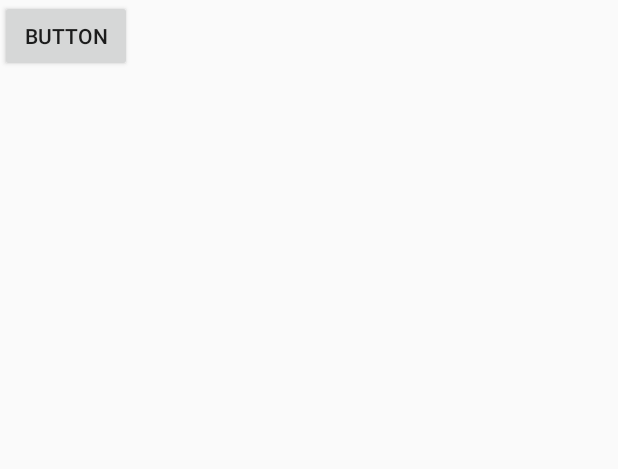
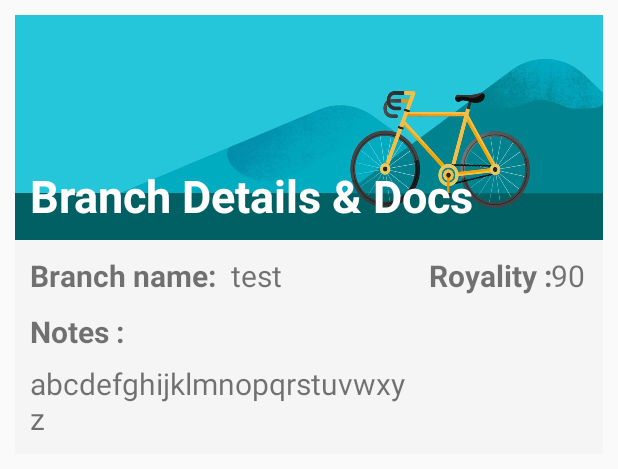
Before and after one commit to mohit10696/LamprosKids2, an Android app: the layout branch.xml on its own in the app's theme, with its tools: preview values and no code run, on a phone screen of 412 x 824 dp. Shown: the top 469 px of the screen. Run offline under Robolectric (Android 15) with nearby library versions, the phone set to English and light mode, and no system bars.

```diff
--- a/app/src/main/res/color/abc.xml
+++ /dev/null
@@ -1,4 +0,0 @@
-<?xml version="1.0" encoding="utf-8"?>
-<selector xmlns:android="http://schemas.android.com/apk/res/android">
-    <item android:color="@android:color/transparent" android:state_activated="true"></item>
-</selector>
--- a/app/src/main/res/color/drawer_item.xml
+++ /dev/null
@@ -1,5 +0,0 @@
-<?xml version="1.0" encoding="utf-8"?>
-<selector xmlns:android="http://schemas.android.com/apk/res/android">
-    <item android:color="@color/yellow" android:state_checked="true" />
-    <item android:color="@color/colorwhite" />
-</selector>
--- a/app/src/main/res/layout/branch.xml
+++ b/app/src/main/res/layout/branch.xml
@@ -1,12 +1,101 @@
 <?xml version="1.0" encoding="utf-8"?>
-<androidx.constraintlayout.widget.ConstraintLayout xmlns:android="http://schemas.android.com/apk/res/android"
+<RelativeLayout xmlns:android="http://schemas.android.com/apk/res/android"
     android:layout_width="match_parent"
-    android:layout_height="match_parent">
+    android:layout_height="match_parent"
+    android:gravity="center_horizontal">
+
+    <RelativeLayout
+        android:id="@+id/cardabc"
+        android:layout_width="match_parent"
+        android:layout_marginTop="10dp"
+        android:layout_marginLeft="10dp"
+        android:layout_marginRight="10dp"
+        android:layout_height="150dp"
+        android:background="@drawable/cardback">
+
+        <androidx.appcompat.widget.AppCompatTextView
+            android:layout_width="wrap_content"
+            android:layout_height="wrap_content"
+            android:layout_marginTop="100dp"
+            android:layout_marginLeft="10dp"
+            android:textColor="@color/colorwhite"
+            android:text="Branch Details &amp; Docs"
+            android:textStyle="bold"
+            android:textSize="30dp"/>
+
+    </RelativeLayout>
+    <RelativeLayout
+        android:layout_below="@+id/cardabc"
+        android:layout_width="400dp"
+        android:layout_height="wrap_content"
+        android:layout_marginLeft="10dp"
+        android:layout_marginRight="10dp"
+        android:padding="10dp"
+        android:id="@+id/relative"
+        android:background="#f5f5f5"
+        >
+
+        <androidx.appcompat.widget.AppCompatTextView
+
+            android:textSize="20dp"
+            android:id="@+id/abc"
+            android:layout_width="wrap_content"
+            android:layout_height="wrap_content"
+            android:text="Branch name:"
+            android:textStyle="bold"/>
+
+        <androidx.appcompat.widget.AppCompatTextView
+
+            android:id="@+id/branchname"
+            android:textSize="20dp"
+            android:layout_width="wrap_content"
+            android:layout_height="wrap_content"
+            android:layout_toRightOf="@+id/abc"
+            android:layout_marginLeft="10dp"
+            android:text="test"
+            />
+
+        <androidx.appcompat.widget.AppCompatTextView
+
+            android:textStyle="bold"
+            android:id="@+id/xyz"
+            android:textSize="20dp"
+            android:layout_width="wrap_content"
+            android:layout_height="wrap_content"
+            android:layout_below="@+id/branchname"
+            android:layout_marginTop="10dp"
+            android:text="Notes :"
+            />
+        <androidx.appcompat.widget.AppCompatTextView
+
+            android:textSize="20dp"
+            android:layout_width="250dp"
+            android:layout_height="wrap_content"
+            android:layout_below="@+id/xyz"
+            android:layout_marginTop="7dp"
+            android:text="abcdefghijklmnopqrstuvwxyz"
+            />
+
+        <androidx.appcompat.widget.AppCompatTextView
+
+            android:id="@+id/mno"
+            android:layout_width="wrap_content"
+            android:layout_height="wrap_content"
+            android:layout_alignEnd="@+id/branchname"
+            android:layout_marginEnd="-180dp"
+            android:text="Royality :"
+            android:textSize="20dp"
+            android:textStyle="bold" />
+
+        <androidx.appcompat.widget.AppCompatTextView
+
+            android:textSize="20dp"
+            android:layout_width="wrap_content"
+            android:layout_height="wrap_content"
+            android:layout_alignEnd="@id/mno"
+            android:layout_marginEnd="-22dp"
+            android:text="90" />
+    </RelativeLayout>
 
 
-    <Button
-        android:id="@+id/button"
-        android:layout_width="wrap_content"
-        android:layout_height="wrap_content"
-        android:text="Button" />
-</androidx.constraintlayout.widget.ConstraintLayout>
+</RelativeLayout>
--- a/app/src/main/res/layout/row_student.xml
+++ b/app/src/main/res/layout/row_student.xml
@@ -10,7 +10,6 @@
     app:layout_constraintCircleRadius="10dp"
     android:layout_margin="10dp"
     android:fadingEdge="horizontal"
-
     app:cardBackgroundColor="#eff0f1"
     >
 
--- a/app/src/main/res/values/colors.xml
+++ b/app/src/main/res/values/colors.xml
@@ -6,4 +6,5 @@
     <color name="colorwhite">#ffffff</color>
     <color name="colorlogo">#014EAA</color>
     <color name="yellow">#FBD109</color>
+    <color name="themeL">#25c6da</color>
 </resources>
```
Also changed, not shown: app/src/main/res/drawable/ic_menu_camera.xml (deleted, +0 -12 lines), app/src/main/res/drawable/ic_menu_gallery.xml (deleted, +0 -9 lines), app/src/main/res/drawable/ic_menu_manage.xml (deleted, +0 -9 lines), app/src/main/res/drawable/ic_menu_send.xml (deleted, +0 -9 lines), app/src/main/res/drawable/ic_menu_share.xml (deleted, +0 -9 lines), app/src/main/res/drawable/ic_menu_slideshow.xml (deleted, +0 -9 lines), app/src/main/res/drawable/relative_layout_background.xml (added, +16 -0 lines), app/src/main/res/layout/row_classinfo.xml (+18 -12 lines), app/src/main/res/drawable/cardback.jpg (added).
